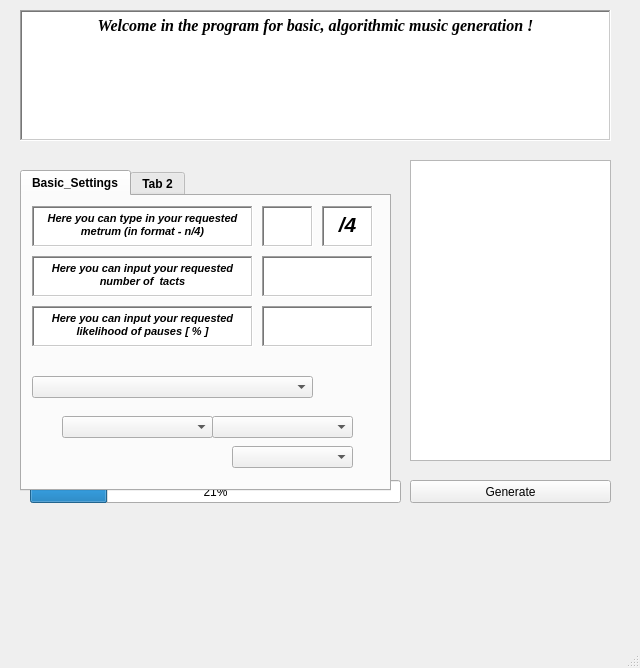
JacobeCode/Music-Generator-Sequencers-Project, file Music_Generator.ui: the form before one commit.
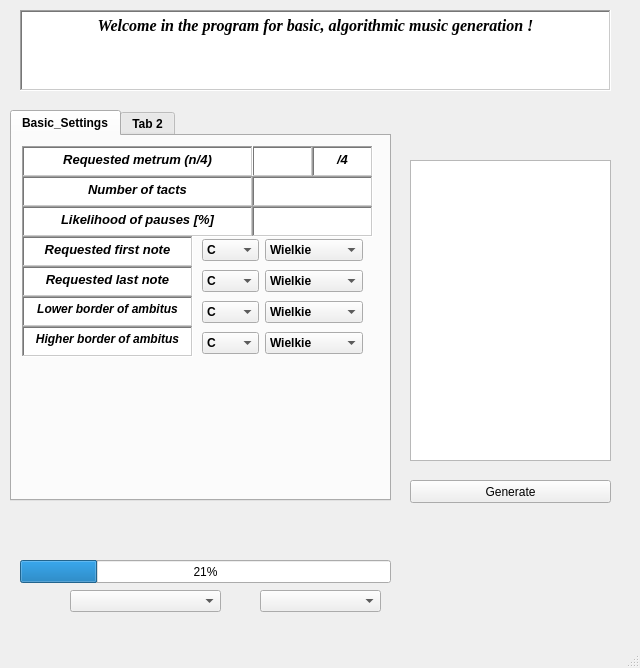
The form after the commit.

Commit message: Added functions and buttons for ambitus

The edit to the form file:
```diff
--- a/Music_Generator.ui
+++ b/Music_Generator.ui
@@ -27,8 +27,8 @@
    <widget class="QProgressBar" name="progressBar">
     <property name="geometry">
      <rect>
-      <x>30</x>
-      <y>480</y>
+      <x>20</x>
+      <y>560</y>
       <width>371</width>
       <height>23</height>
      </rect>
@@ -49,10 +49,10 @@
    <widget class="QTabWidget" name="settings_tabs">
     <property name="geometry">
      <rect>
-      <x>20</x>
-      <y>170</y>
-      <width>371</width>
-      <height>321</height>
+      <x>10</x>
+      <y>110</y>
+      <width>381</width>
+      <height>391</height>
      </rect>
     </property>
     <property name="font">
@@ -74,53 +74,13 @@
      <attribute name="title">
       <string>Basic_Settings</string>
      </attribute>
-     <widget class="QComboBox" name="comboBox_4">
-      <property name="geometry">
-       <rect>
-        <x>40</x>
-        <y>220</y>
-        <width>151</width>
-        <height>22</height>
-       </rect>
-      </property>
-     </widget>
-     <widget class="QComboBox" name="comboBox">
-      <property name="geometry">
-       <rect>
-        <x>210</x>
-        <y>250</y>
-        <width>121</width>
-        <height>22</height>
-       </rect>
-      </property>
-     </widget>
-     <widget class="QComboBox" name="comboBox_2">
-      <property name="geometry">
-       <rect>
-        <x>190</x>
-        <y>220</y>
-        <width>141</width>
-        <height>22</height>
-       </rect>
-      </property>
-     </widget>
-     <widget class="QComboBox" name="comboBox_3">
-      <property name="geometry">
-       <rect>
-        <x>10</x>
-        <y>180</y>
-        <width>281</width>
-        <height>22</height>
-       </rect>
-      </property>
-     </widget>
      <widget class="QTextEdit" name="metrum_info">
       <property name="geometry">
        <rect>
         <x>10</x>
         <y>10</y>
-        <width>221</width>
-        <height>41</height>
+        <width>231</width>
+        <height>31</height>
        </rect>
       </property>
       <property name="frameShape">
@@ -143,7 +103,8 @@
 &lt;html&gt;&lt;head&gt;&lt;meta name=&quot;qrichtext&quot; content=&quot;1&quot; /&gt;&lt;style type=&quot;text/css&quot;&gt;
 p, li { white-space: pre-wrap; }
 &lt;/style&gt;&lt;/head&gt;&lt;body style=&quot; font-family:'MS Shell Dlg 2'; font-size:8.25pt; font-weight:600; font-style:normal;&quot;&gt;
-&lt;p align=&quot;center&quot; style=&quot; margin-top:0px; margin-bottom:0px; margin-left:0px; margin-right:0px; -qt-block-indent:0; text-indent:0px;&quot;&gt;&lt;span style=&quot; font-size:8pt; font-style:italic;&quot;&gt;Here you can type in your requested metrum (in format - n/4)&lt;/span&gt;&lt;/p&gt;&lt;/body&gt;&lt;/html&gt;</string>
+&lt;p align=&quot;center&quot; style=&quot; margin-top:0px; margin-bottom:0px; margin-left:0px; margin-right:0px; -qt-block-indent:0; text-indent:0px;&quot;&gt;&lt;span style=&quot; font-size:10pt; font-style:italic;&quot;&gt;Requested metrum (n/4)&lt;/span&gt;&lt;/p&gt;
+&lt;p align=&quot;center&quot; style=&quot;-qt-paragraph-type:empty; margin-top:0px; margin-bottom:0px; margin-left:0px; margin-right:0px; -qt-block-indent:0; text-indent:0px; font-size:10pt; font-style:italic;&quot;&gt;&lt;br /&gt;&lt;/p&gt;&lt;/body&gt;&lt;/html&gt;</string>
       </property>
       <property name="textInteractionFlags">
        <set>Qt::NoTextInteraction</set>
@@ -154,8 +115,8 @@
        <rect>
         <x>240</x>
         <y>10</y>
-        <width>51</width>
-        <height>41</height>
+        <width>61</width>
+        <height>31</height>
        </rect>
       </property>
       <property name="font">
@@ -187,8 +148,8 @@
        <rect>
         <x>300</x>
         <y>10</y>
-        <width>51</width>
-        <height>41</height>
+        <width>61</width>
+        <height>31</height>
        </rect>
       </property>
       <property name="frameShape">
@@ -205,7 +166,7 @@
 &lt;html&gt;&lt;head&gt;&lt;meta name=&quot;qrichtext&quot; content=&quot;1&quot; /&gt;&lt;style type=&quot;text/css&quot;&gt;
 p, li { white-space: pre-wrap; }
 &lt;/style&gt;&lt;/head&gt;&lt;body style=&quot; font-family:'MS Shell Dlg 2'; font-size:8.25pt; font-weight:600; font-style:normal;&quot;&gt;
-&lt;p align=&quot;center&quot; style=&quot; margin-top:0px; margin-bottom:0px; margin-left:0px; margin-right:0px; -qt-block-indent:0; text-indent:0px;&quot;&gt;&lt;span style=&quot; font-size:16pt; font-style:italic;&quot;&gt;/4&lt;/span&gt;&lt;/p&gt;&lt;/body&gt;&lt;/html&gt;</string>
+&lt;p align=&quot;center&quot; style=&quot; margin-top:0px; margin-bottom:0px; margin-left:0px; margin-right:0px; -qt-block-indent:0; text-indent:0px;&quot;&gt;&lt;span style=&quot; font-size:10pt; font-style:italic;&quot;&gt;/4&lt;/span&gt;&lt;/p&gt;&lt;/body&gt;&lt;/html&gt;</string>
       </property>
       <property name="textInteractionFlags">
        <set>Qt::NoTextInteraction</set>
@@ -215,9 +176,9 @@
       <property name="geometry">
        <rect>
         <x>10</x>
-        <y>60</y>
-        <width>221</width>
-        <height>41</height>
+        <y>40</y>
+        <width>231</width>
+        <height>31</height>
        </rect>
       </property>
       <property name="frameShape">
@@ -234,8 +195,7 @@
 &lt;html&gt;&lt;head&gt;&lt;meta name=&quot;qrichtext&quot; content=&quot;1&quot; /&gt;&lt;style type=&quot;text/css&quot;&gt;
 p, li { white-space: pre-wrap; }
 &lt;/style&gt;&lt;/head&gt;&lt;body style=&quot; font-family:'MS Shell Dlg 2'; font-size:8.25pt; font-weight:600; font-style:normal;&quot;&gt;
-&lt;p align=&quot;center&quot; style=&quot; margin-top:0px; margin-bottom:0px; margin-left:0px; margin-right:0px; -qt-block-indent:0; text-indent:0px;&quot;&gt;&lt;span style=&quot; font-size:8pt; font-style:italic;&quot;&gt;Here you can input your requested number of  tacts&lt;/span&gt;&lt;/p&gt;
-&lt;p align=&quot;center&quot; style=&quot;-qt-paragraph-type:empty; margin-top:0px; margin-bottom:0px; margin-left:0px; margin-right:0px; -qt-block-indent:0; text-indent:0px; font-size:8pt; font-style:italic;&quot;&gt;&lt;br /&gt;&lt;/p&gt;&lt;/body&gt;&lt;/html&gt;</string>
+&lt;p align=&quot;center&quot; style=&quot; margin-top:0px; margin-bottom:0px; margin-left:0px; margin-right:0px; -qt-block-indent:0; text-indent:0px;&quot;&gt;&lt;span style=&quot; font-size:10pt; font-style:italic;&quot;&gt;Number of tacts&lt;/span&gt;&lt;/p&gt;&lt;/body&gt;&lt;/html&gt;</string>
       </property>
       <property name="textInteractionFlags">
        <set>Qt::NoTextInteraction</set>
@@ -245,9 +205,9 @@
       <property name="geometry">
        <rect>
         <x>240</x>
-        <y>60</y>
-        <width>111</width>
-        <height>41</height>
+        <y>40</y>
+        <width>121</width>
+        <height>31</height>
        </rect>
       </property>
       <property name="font">
@@ -278,9 +238,9 @@
       <property name="geometry">
        <rect>
         <x>10</x>
-        <y>110</y>
-        <width>221</width>
-        <height>41</height>
+        <y>70</y>
+        <width>231</width>
+        <height>31</height>
        </rect>
       </property>
       <property name="frameShape">
@@ -297,8 +257,8 @@
 &lt;html&gt;&lt;head&gt;&lt;meta name=&quot;qrichtext&quot; content=&quot;1&quot; /&gt;&lt;style type=&quot;text/css&quot;&gt;
 p, li { white-space: pre-wrap; }
 &lt;/style&gt;&lt;/head&gt;&lt;body style=&quot; font-family:'MS Shell Dlg 2'; font-size:8.25pt; font-weight:600; font-style:normal;&quot;&gt;
-&lt;p align=&quot;center&quot; style=&quot; margin-top:0px; margin-bottom:0px; margin-left:0px; margin-right:0px; -qt-block-indent:0; text-indent:0px;&quot;&gt;&lt;span style=&quot; font-size:8pt; font-style:italic;&quot;&gt;Here you can input your requested likelihood of pauses [ % ]&lt;/span&gt;&lt;/p&gt;
-&lt;p align=&quot;center&quot; style=&quot;-qt-paragraph-type:empty; margin-top:0px; margin-bottom:0px; margin-left:0px; margin-right:0px; -qt-block-indent:0; text-indent:0px; font-size:8pt; font-style:italic;&quot;&gt;&lt;br /&gt;&lt;/p&gt;&lt;/body&gt;&lt;/html&gt;</string>
+&lt;p align=&quot;center&quot; style=&quot; margin-top:0px; margin-bottom:0px; margin-left:0px; margin-right:0px; -qt-block-indent:0; text-indent:0px;&quot;&gt;&lt;span style=&quot; font-size:10pt; font-style:italic;&quot;&gt;Likelihood of pauses [%]&lt;/span&gt;&lt;/p&gt;
+&lt;p align=&quot;center&quot; style=&quot;-qt-paragraph-type:empty; margin-top:0px; margin-bottom:0px; margin-left:0px; margin-right:0px; -qt-block-indent:0; text-indent:0px; font-size:10pt; font-style:italic;&quot;&gt;&lt;br /&gt;&lt;/p&gt;&lt;/body&gt;&lt;/html&gt;</string>
       </property>
       <property name="textInteractionFlags">
        <set>Qt::NoTextInteraction</set>
@@ -308,9 +268,9 @@
       <property name="geometry">
        <rect>
         <x>240</x>
-        <y>110</y>
-        <width>111</width>
-        <height>41</height>
+        <y>70</y>
+        <width>121</width>
+        <height>31</height>
        </rect>
       </property>
       <property name="font">
@@ -337,17 +297,403 @@
 &lt;p align=&quot;center&quot; style=&quot;-qt-paragraph-type:empty; margin-top:0px; margin-bottom:0px; margin-left:0px; margin-right:0px; -qt-block-indent:0; text-indent:0px;&quot;&gt;&lt;br /&gt;&lt;/p&gt;&lt;/body&gt;&lt;/html&gt;</string>
       </property>
      </widget>
+     <widget class="QTextEdit" name="first_note_info">
+      <property name="geometry">
+       <rect>
+        <x>10</x>
+        <y>100</y>
+        <width>171</width>
+        <height>31</height>
+       </rect>
+      </property>
+      <property name="frameShape">
+       <enum>QFrame::WinPanel</enum>
+      </property>
+      <property name="verticalScrollBarPolicy">
+       <enum>Qt::ScrollBarAlwaysOff</enum>
+      </property>
+      <property name="horizontalScrollBarPolicy">
+       <enum>Qt::ScrollBarAlwaysOff</enum>
+      </property>
+      <property name="html">
+       <string>&lt;!DOCTYPE HTML PUBLIC &quot;-//W3C//DTD HTML 4.0//EN&quot; &quot;http://www.w3.org/TR/REC-html40/strict.dtd&quot;&gt;
+&lt;html&gt;&lt;head&gt;&lt;meta name=&quot;qrichtext&quot; content=&quot;1&quot; /&gt;&lt;style type=&quot;text/css&quot;&gt;
+p, li { white-space: pre-wrap; }
+&lt;/style&gt;&lt;/head&gt;&lt;body style=&quot; font-family:'MS Shell Dlg 2'; font-size:8.25pt; font-weight:600; font-style:normal;&quot;&gt;
+&lt;p align=&quot;center&quot; style=&quot; margin-top:0px; margin-bottom:0px; margin-left:0px; margin-right:0px; -qt-block-indent:0; text-indent:0px;&quot;&gt;&lt;span style=&quot; font-size:10pt; font-style:italic;&quot;&gt;Requested first note&lt;/span&gt;&lt;/p&gt;&lt;/body&gt;&lt;/html&gt;</string>
+      </property>
+      <property name="textInteractionFlags">
+       <set>Qt::NoTextInteraction</set>
+      </property>
+     </widget>
+     <widget class="QTextEdit" name="last_note_info">
+      <property name="geometry">
+       <rect>
+        <x>10</x>
+        <y>130</y>
+        <width>171</width>
+        <height>31</height>
+       </rect>
+      </property>
+      <property name="frameShape">
+       <enum>QFrame::WinPanel</enum>
+      </property>
+      <property name="verticalScrollBarPolicy">
+       <enum>Qt::ScrollBarAlwaysOff</enum>
+      </property>
+      <property name="horizontalScrollBarPolicy">
+       <enum>Qt::ScrollBarAlwaysOff</enum>
+      </property>
+      <property name="html">
+       <string>&lt;!DOCTYPE HTML PUBLIC &quot;-//W3C//DTD HTML 4.0//EN&quot; &quot;http://www.w3.org/TR/REC-html40/strict.dtd&quot;&gt;
+&lt;html&gt;&lt;head&gt;&lt;meta name=&quot;qrichtext&quot; content=&quot;1&quot; /&gt;&lt;style type=&quot;text/css&quot;&gt;
+p, li { white-space: pre-wrap; }
+&lt;/style&gt;&lt;/head&gt;&lt;body style=&quot; font-family:'MS Shell Dlg 2'; font-size:8.25pt; font-weight:600; font-style:normal;&quot;&gt;
+&lt;p align=&quot;center&quot; style=&quot; margin-top:0px; margin-bottom:0px; margin-left:0px; margin-right:0px; -qt-block-indent:0; text-indent:0px;&quot;&gt;&lt;span style=&quot; font-size:10pt; font-style:italic;&quot;&gt;Requested last note&lt;/span&gt;&lt;/p&gt;
+&lt;p align=&quot;center&quot; style=&quot;-qt-paragraph-type:empty; margin-top:0px; margin-bottom:0px; margin-left:0px; margin-right:0px; -qt-block-indent:0; text-indent:0px; font-size:10pt; font-style:italic;&quot;&gt;&lt;br /&gt;&lt;/p&gt;&lt;/body&gt;&lt;/html&gt;</string>
+      </property>
+      <property name="textInteractionFlags">
+       <set>Qt::NoTextInteraction</set>
+      </property>
+     </widget>
+     <widget class="QTextEdit" name="ambitus_low_info">
+      <property name="geometry">
+       <rect>
+        <x>10</x>
+        <y>160</y>
+        <width>171</width>
+        <height>31</height>
+       </rect>
+      </property>
+      <property name="frameShape">
+       <enum>QFrame::WinPanel</enum>
+      </property>
+      <property name="verticalScrollBarPolicy">
+       <enum>Qt::ScrollBarAlwaysOff</enum>
+      </property>
+      <property name="horizontalScrollBarPolicy">
+       <enum>Qt::ScrollBarAlwaysOff</enum>
+      </property>
+      <property name="html">
+       <string>&lt;!DOCTYPE HTML PUBLIC &quot;-//W3C//DTD HTML 4.0//EN&quot; &quot;http://www.w3.org/TR/REC-html40/strict.dtd&quot;&gt;
+&lt;html&gt;&lt;head&gt;&lt;meta name=&quot;qrichtext&quot; content=&quot;1&quot; /&gt;&lt;style type=&quot;text/css&quot;&gt;
+p, li { white-space: pre-wrap; }
+&lt;/style&gt;&lt;/head&gt;&lt;body style=&quot; font-family:'MS Shell Dlg 2'; font-size:8.25pt; font-weight:600; font-style:normal;&quot;&gt;
+&lt;p align=&quot;center&quot; style=&quot; margin-top:0px; margin-bottom:0px; margin-left:0px; margin-right:0px; -qt-block-indent:0; text-indent:0px;&quot;&gt;&lt;span style=&quot; font-size:9pt; font-style:italic;&quot;&gt;Lower border of ambitus&lt;/span&gt;&lt;/p&gt;
+&lt;p align=&quot;center&quot; style=&quot;-qt-paragraph-type:empty; margin-top:0px; margin-bottom:0px; margin-left:0px; margin-right:0px; -qt-block-indent:0; text-indent:0px; font-size:9pt; font-style:italic;&quot;&gt;&lt;br /&gt;&lt;/p&gt;
+&lt;p align=&quot;center&quot; style=&quot;-qt-paragraph-type:empty; margin-top:0px; margin-bottom:0px; margin-left:0px; margin-right:0px; -qt-block-indent:0; text-indent:0px; font-size:9pt; font-style:italic;&quot;&gt;&lt;br /&gt;&lt;/p&gt;
+&lt;p align=&quot;center&quot; style=&quot;-qt-paragraph-type:empty; margin-top:0px; margin-bottom:0px; margin-left:0px; margin-right:0px; -qt-block-indent:0; text-indent:0px; font-size:9pt; font-style:italic;&quot;&gt;&lt;br /&gt;&lt;/p&gt;
+&lt;p align=&quot;center&quot; style=&quot;-qt-paragraph-type:empty; margin-top:0px; margin-bottom:0px; margin-left:0px; margin-right:0px; -qt-block-indent:0; text-indent:0px; font-size:9pt; font-style:italic;&quot;&gt;&lt;br /&gt;&lt;/p&gt;&lt;/body&gt;&lt;/html&gt;</string>
+      </property>
+      <property name="textInteractionFlags">
+       <set>Qt::NoTextInteraction</set>
+      </property>
+     </widget>
+     <widget class="QTextEdit" name="ambitus_high_info">
+      <property name="geometry">
+       <rect>
+        <x>10</x>
+        <y>190</y>
+        <width>171</width>
+        <height>31</height>
+       </rect>
+      </property>
+      <property name="frameShape">
+       <enum>QFrame::WinPanel</enum>
+      </property>
+      <property name="verticalScrollBarPolicy">
+       <enum>Qt::ScrollBarAlwaysOff</enum>
+      </property>
+      <property name="horizontalScrollBarPolicy">
+       <enum>Qt::ScrollBarAlwaysOff</enum>
+      </property>
+      <property name="html">
+       <string>&lt;!DOCTYPE HTML PUBLIC &quot;-//W3C//DTD HTML 4.0//EN&quot; &quot;http://www.w3.org/TR/REC-html40/strict.dtd&quot;&gt;
+&lt;html&gt;&lt;head&gt;&lt;meta name=&quot;qrichtext&quot; content=&quot;1&quot; /&gt;&lt;style type=&quot;text/css&quot;&gt;
+p, li { white-space: pre-wrap; }
+&lt;/style&gt;&lt;/head&gt;&lt;body style=&quot; font-family:'MS Shell Dlg 2'; font-size:8.25pt; font-weight:600; font-style:normal;&quot;&gt;
+&lt;p align=&quot;center&quot; style=&quot; margin-top:0px; margin-bottom:0px; margin-left:0px; margin-right:0px; -qt-block-indent:0; text-indent:0px;&quot;&gt;&lt;span style=&quot; font-size:9pt; font-style:italic;&quot;&gt;Higher border of ambitus&lt;/span&gt;&lt;/p&gt;&lt;/body&gt;&lt;/html&gt;</string>
+      </property>
+      <property name="textInteractionFlags">
+       <set>Qt::NoTextInteraction</set>
+      </property>
+     </widget>
+     <widget class="QWidget" name="gridLayoutWidget">
+      <property name="geometry">
+       <rect>
+        <x>190</x>
+        <y>100</y>
+        <width>161</width>
+        <height>121</height>
+       </rect>
+      </property>
+      <layout class="QGridLayout" name="gridLayout">
+       <item row="0" column="0">
+        <widget class="QComboBox" name="note_first_input">
+         <item>
+          <property name="text">
+           <string>C</string>
+          </property>
+         </item>
+         <item>
+          <property name="text">
+           <string>D</string>
+          </property>
+         </item>
+         <item>
+          <property name="text">
+           <string>E</string>
+          </property>
+         </item>
+         <item>
+          <property name="text">
+           <string>F</string>
+          </property>
+         </item>
+         <item>
+          <property name="text">
+           <string>G</string>
+          </property>
+         </item>
+         <item>
+          <property name="text">
+           <string>A</string>
+          </property>
+         </item>
+         <item>
+          <property name="text">
+           <string>H</string>
+          </property>
+         </item>
+        </widget>
+       </item>
+       <item row="1" column="0">
+        <widget class="QComboBox" name="note_last_input">
+         <item>
+          <property name="text">
+           <string>C</string>
+          </property>
+         </item>
+         <item>
+          <property name="text">
+           <string>D</string>
+          </property>
+         </item>
+         <item>
+          <property name="text">
+           <string>E</string>
+          </property>
+         </item>
+         <item>
+          <property name="text">
+           <string>F</string>
+          </property>
+         </item>
+         <item>
+          <property name="text">
+           <string>G</string>
+          </property>
+         </item>
+         <item>
+          <property name="text">
+           <string>A</string>
+          </property>
+         </item>
+         <item>
+          <property name="text">
+           <string>H</string>
+          </property>
+         </item>
+        </widget>
+       </item>
+       <item row="2" column="0">
+        <widget class="QComboBox" name="note_lower_ambitus_input">
+         <item>
+          <property name="text">
+           <string>C</string>
+          </property>
+         </item>
+         <item>
+          <property name="text">
+           <string>D</string>
+          </property>
+         </item>
+         <item>
+          <property name="text">
+           <string>E</string>
+          </property>
+         </item>
+         <item>
+          <property name="text">
+           <string>F</string>
+          </property>
+         </item>
+         <item>
+          <property name="text">
+           <string>G</string>
+          </property>
+         </item>
+         <item>
+          <property name="text">
+           <string>A</string>
+          </property>
+         </item>
+         <item>
+          <property name="text">
+           <string>H</string>
+          </property>
+         </item>
+        </widget>
+       </item>
+       <item row="3" column="0">
+        <widget class="QComboBox" name="note_higher_ambitus_input">
+         <item>
+          <property name="text">
+           <string>C</string>
+          </property>
+         </item>
+         <item>
+          <property name="text">
+           <string>D</string>
+          </property>
+         </item>
+         <item>
+          <property name="text">
+           <string>E</string>
+          </property>
+         </item>
+         <item>
+          <property name="text">
+           <string>F</string>
+          </property>
+         </item>
+         <item>
+          <property name="text">
+           <string>G</string>
+          </property>
+         </item>
+         <item>
+          <property name="text">
+           <string>A</string>
+          </property>
+         </item>
+         <item>
+          <property name="text">
+           <string>H</string>
+          </property>
+         </item>
+        </widget>
+       </item>
+       <item row="0" column="1">
+        <widget class="QComboBox" name="scale_first_note_input">
+         <item>
+          <property name="text">
+           <string>Wielkie</string>
+          </property>
+         </item>
+         <item>
+          <property name="text">
+           <string>Małe</string>
+          </property>
+         </item>
+         <item>
+          <property name="text">
+           <string>Razkreślne</string>
+          </property>
+         </item>
+         <item>
+          <property name="text">
+           <string>Dwukreślne</string>
+          </property>
+         </item>
+        </widget>
+       </item>
+       <item row="1" column="1">
+        <widget class="QComboBox" name="scale_last_note_input">
+         <item>
+          <property name="text">
+           <string>Wielkie</string>
+          </property>
+         </item>
+         <item>
+          <property name="text">
+           <string>Małe</string>
+          </property>
+         </item>
+         <item>
+          <property name="text">
+           <string>Razkreślne</string>
+          </property>
+         </item>
+         <item>
+          <property name="text">
+           <string>Dwukreślne</string>
+          </property>
+         </item>
+        </widget>
+       </item>
+       <item row="2" column="1">
+        <widget class="QComboBox" name="scale_lower_ambitus_input">
+         <item>
+          <property name="text">
+           <string>Wielkie</string>
+          </property>
+         </item>
+         <item>
+          <property name="text">
+           <string>Małe</string>
+          </property>
+         </item>
+         <item>
+          <property name="text">
+           <string>Razkreślne</string>
+          </property>
+         </item>
+         <item>
+          <property name="text">
+           <string>Dwukreślne</string>
+          </property>
+         </item>
+        </widget>
+       </item>
+       <item row="3" column="1">
+        <widget class="QComboBox" name="scale_higher_ambitus_input">
+         <item>
+          <property name="text">
+           <string>Wielkie</string>
+          </property>
+         </item>
+         <item>
+          <property name="text">
+           <string>Małe</string>
+          </property>
+         </item>
+         <item>
+          <property name="text">
+           <string>Razkreślne</string>
+          </property>
+         </item>
+         <item>
+          <property name="text">
+           <string>Dwukreślne</string>
+          </property>
+         </item>
+        </widget>
+       </item>
+      </layout>
+     </widget>
      <zorder>metrum_insert</zorder>
-     <zorder>comboBox_4</zorder>
-     <zorder>comboBox</zorder>
-     <zorder>comboBox_2</zorder>
-     <zorder>comboBox_3</zorder>
      <zorder>metrum_info</zorder>
      <zorder>metrum_div</zorder>
      <zorder>tacts_info</zorder>
      <zorder>tacts_insert</zorder>
      <zorder>pauses_info</zorder>
      <zorder>pauses_insert</zorder>
+     <zorder>first_note_info</zorder>
+     <zorder>last_note_info</zorder>
+     <zorder>ambitus_low_info</zorder>
+     <zorder>ambitus_high_info</zorder>
+     <zorder>gridLayoutWidget</zorder>
     </widget>
     <widget class="QWidget" name="tab_2">
      <attribute name="title">
@@ -637,7 +983,7 @@
       <x>20</x>
       <y>10</y>
       <width>591</width>
-      <height>131</height>
+      <height>81</height>
      </rect>
     </property>
     <property name="font">
@@ -669,6 +1015,26 @@
      <set>Qt::NoTextInteraction</set>
     </property>
    </widget>
+   <widget class="QComboBox" name="comboBox_4">
+    <property name="geometry">
+     <rect>
+      <x>70</x>
+      <y>590</y>
+      <width>151</width>
+      <height>22</height>
+     </rect>
+    </property>
+   </widget>
+   <widget class="QComboBox" name="comboBox">
+    <property name="geometry">
+     <rect>
+      <x>260</x>
+      <y>590</y>
+      <width>121</width>
+      <height>22</height>
+     </rect>
+    </property>
+   </widget>
   </widget>
   <widget class="QMenuBar" name="menubar">
    <property name="geometry">
```
Left out of the diff: 148 changed lines with no effect on the pictures. The commit also changes 2 other files.
